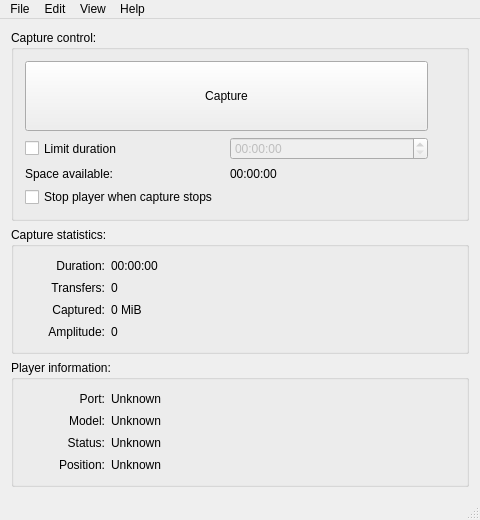
Mattiasn7788/DomesDayDuplicator-On-the-fly-, file DomesdayDuplicator/mainwindow.ui: the form before one commit.
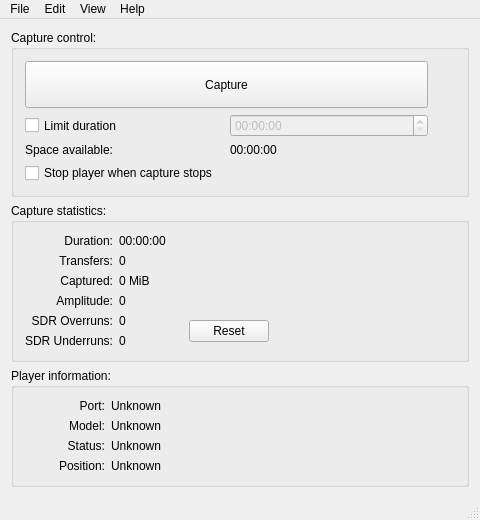
The form after the commit. Icons and pictures are not drawn. Custom widgets are drawn as their Qt base class.

Commit message: Add real-time SDR overrun/underrun counter to capture stats UI

```diff
--- a/DomesdayDuplicator/mainwindow.ui
+++ b/DomesdayDuplicator/mainwindow.ui
@@ -293,6 +293,74 @@
            </property>
           </widget>
          </item>
+         <item row="4" column="0">
+          <widget class="QLabel" name="sdrOverrunsPreLabel">
+           <property name="text">
+            <string>SDR Overruns:</string>
+           </property>
+           <property name="alignment">
+            <set>Qt::AlignmentFlag::AlignRight|Qt::AlignmentFlag::AlignTrailing|Qt::AlignmentFlag::AlignVCenter</set>
+           </property>
+           <property name="visible">
+            <bool>false</bool>
+           </property>
+          </widget>
+         </item>
+         <item row="4" column="1">
+          <widget class="QLabel" name="sdrOverrunsLabel">
+           <property name="sizePolicy">
+            <sizepolicy hsizetype="Expanding" vsizetype="Preferred">
+             <horstretch>0</horstretch>
+             <verstretch>0</verstretch>
+            </sizepolicy>
+           </property>
+           <property name="text">
+            <string>0</string>
+           </property>
+           <property name="visible">
+            <bool>false</bool>
+           </property>
+          </widget>
+         </item>
+         <item row="4" column="2" rowspan="2">
+          <widget class="QPushButton" name="sdrResetCountersButton">
+           <property name="text">
+            <string>Reset</string>
+           </property>
+           <property name="visible">
+            <bool>false</bool>
+           </property>
+          </widget>
+         </item>
+         <item row="5" column="0">
+          <widget class="QLabel" name="sdrUnderrunsPreLabel">
+           <property name="text">
+            <string>SDR Underruns:</string>
+           </property>
+           <property name="alignment">
+            <set>Qt::AlignmentFlag::AlignRight|Qt::AlignmentFlag::AlignTrailing|Qt::AlignmentFlag::AlignVCenter</set>
+           </property>
+           <property name="visible">
+            <bool>false</bool>
+           </property>
+          </widget>
+         </item>
+         <item row="5" column="1">
+          <widget class="QLabel" name="sdrUnderrunsLabel">
+           <property name="sizePolicy">
+            <sizepolicy hsizetype="Expanding" vsizetype="Preferred">
+             <horstretch>0</horstretch>
+             <verstretch>0</verstretch>
+            </sizepolicy>
+           </property>
+           <property name="text">
+            <string>0</string>
+           </property>
+           <property name="visible">
+            <bool>false</bool>
+           </property>
+          </widget>
+         </item>
         </layout>
        </item>
        <item>
```
The commit also changes 2 other files.
